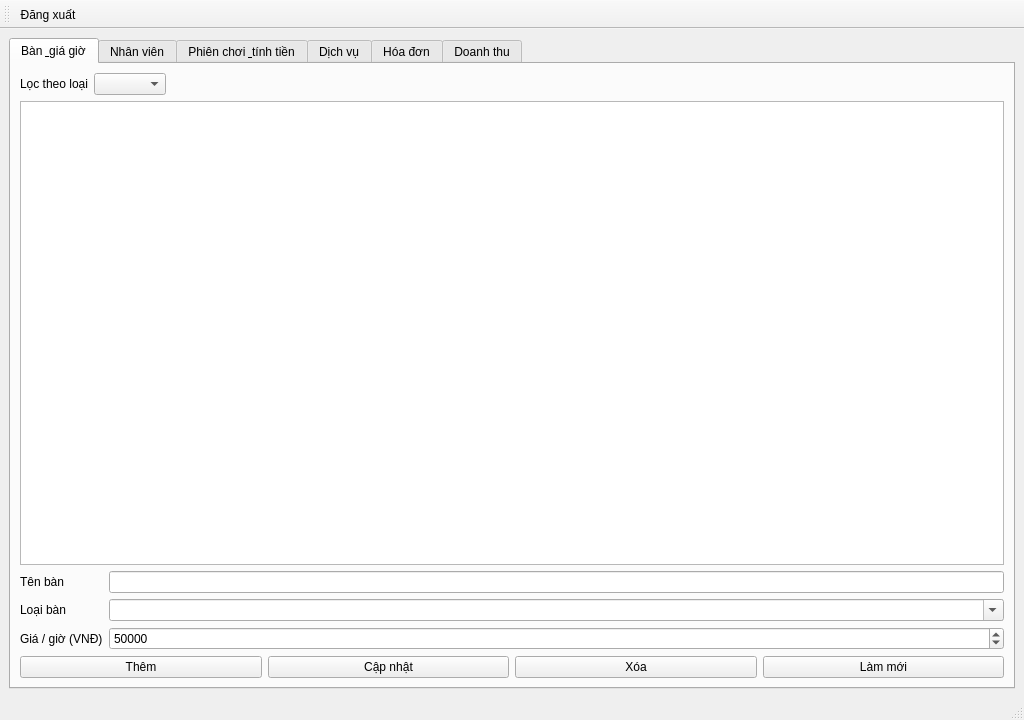
First picture: the form in app/ui/main_window.ui, repository thaieaut-engineer/Billiards_Manager, before the edit.
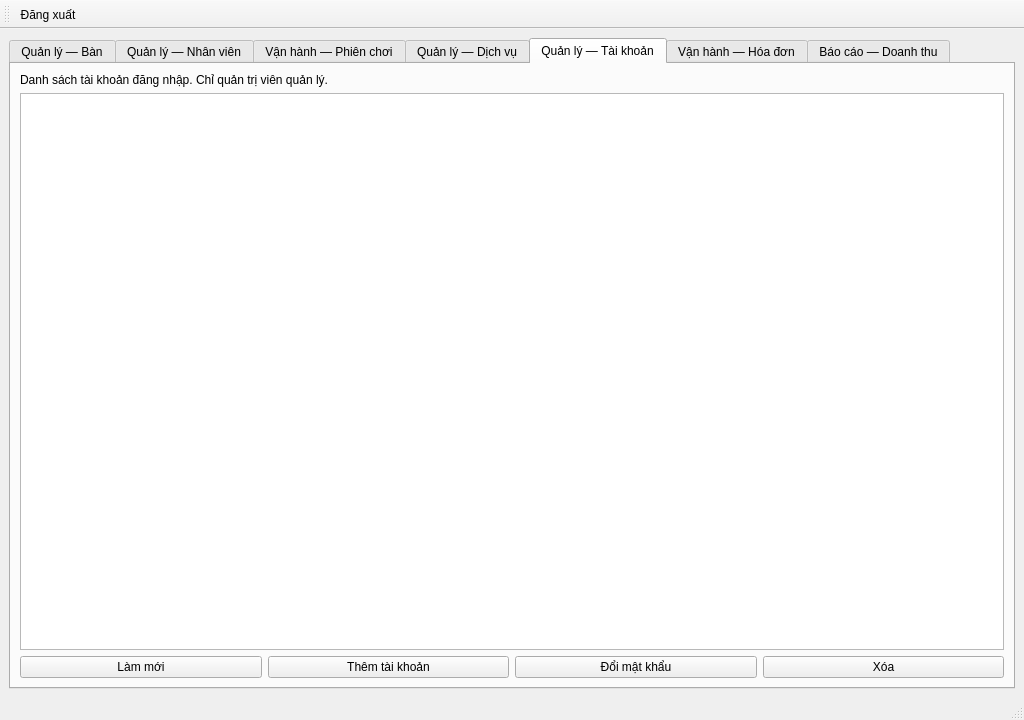
Second picture: the form after the edit. The open tabs and pages were chosen to show the change.

```diff
--- a/app/ui/main_window.ui
+++ b/app/ui/main_window.ui
@@ -22,7 +22,7 @@
       </property>
       <widget class="QWidget" name="tabBan">
        <attribute name="title">
-        <string>Bàn &amp; giá giờ</string>
+        <string>Quản lý — Bàn</string>
        </attribute>
        <layout class="QVBoxLayout" name="verticalLayout_ban">
         <item>
@@ -149,7 +149,7 @@
       </widget>
       <widget class="QWidget" name="tabNhanVien">
        <attribute name="title">
-        <string>Nhân viên</string>
+        <string>Quản lý — Nhân viên</string>
        </attribute>
        <layout class="QVBoxLayout" name="verticalLayout_nv">
         <item>
@@ -252,7 +252,7 @@
       </widget>
       <widget class="QWidget" name="tabPhienChoi">
        <attribute name="title">
-        <string>Phiên chơi &amp; tính tiền</string>
+        <string>Vận hành — Phiên chơi</string>
        </attribute>
        <layout class="QVBoxLayout" name="verticalLayout_phien">
         <item>
@@ -487,7 +487,7 @@
       </widget>
       <widget class="QWidget" name="tabDichVu">
        <attribute name="title">
-        <string>Dịch vụ</string>
+        <string>Quản lý — Dịch vụ</string>
        </attribute>
        <layout class="QVBoxLayout" name="verticalLayout_dv">
         <item>
@@ -568,9 +568,68 @@
         </item>
        </layout>
       </widget>
+      <widget class="QWidget" name="tabTaiKhoan">
+       <attribute name="title">
+        <string>Quản lý — Tài khoản</string>
+       </attribute>
+       <layout class="QVBoxLayout" name="verticalLayout_tk">
+        <item>
+         <widget class="QLabel" name="labelTaiKhoanHint">
+          <property name="text">
+           <string>Danh sách tài khoản đăng nhập. Chỉ quản trị viên quản lý.</string>
+          </property>
+          <property name="wordWrap">
+           <bool>true</bool>
+          </property>
+         </widget>
+        </item>
+        <item>
+         <widget class="QTableWidget" name="tableTaiKhoan">
+          <property name="alternatingRowColors">
+           <bool>true</bool>
+          </property>
+          <property name="selectionBehavior">
+           <enum>QAbstractItemView::SelectRows</enum>
+          </property>
+         </widget>
+        </item>
+        <item>
+         <layout class="QHBoxLayout" name="horizontalLayout_tk_btns">
+          <item>
+           <widget class="QPushButton" name="btnTaiKhoanLamMoi">
+            <property name="text">
+             <string>Làm mới</string>
+            </property>
+           </widget>
+          </item>
+          <item>
+           <widget class="QPushButton" name="btnTaiKhoanThem">
+            <property name="text">
+             <string>Thêm tài khoản</string>
+            </property>
+           </widget>
+          </item>
+          <item>
+           <widget class="QPushButton" name="btnTaiKhoanDoiMatKhau">
+            <property name="text">
+             <string>Đổi mật khẩu</string>
+            </property>
+           </widget>
+          </item>
+          <item>
+           <widget class="QPushButton" name="btnTaiKhoanXoa">
+            <property name="text">
+             <string>Xóa</string>
+            </property>
+           </widget>
+          </item>
+         </layout>
+        </item>
+       </layout>
+      </widget>
       <widget class="QWidget" name="tabHoaDon">
        <attribute name="title">
-        <string>Hóa đơn</string>
+        <string>Vận hành — Hóa đơn</string>
        </attribute>
        <layout class="QVBoxLayout" name="verticalLayout_hd">
         <item>
@@ -605,7 +664,7 @@
       </widget>
       <widget class="QWidget" name="tabDoanhThu">
        <attribute name="title">
-        <string>Doanh thu</string>
+        <string>Báo cáo — Doanh thu</string>
        </attribute>
        <layout class="QVBoxLayout" name="verticalLayout_dt">
         <item>
```
